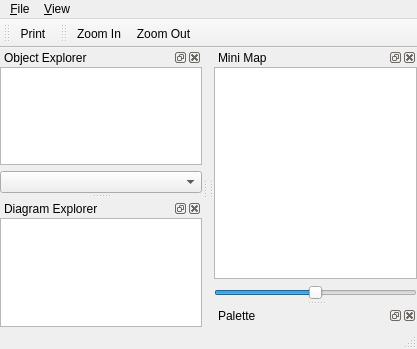
qreal/qreal, file branches/new-repo-experimenting/mainwindow/mainwindow.ui: the form before one commit.
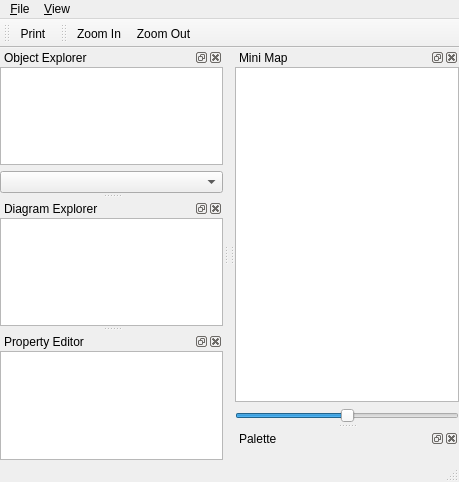
The form after the commit. Icons and pictures are not drawn. Custom widgets are drawn as their Qt base class.

Commit message: Property editor and series of interface fixes

```diff
--- a/branches/new-repo-experimenting/mainwindow/mainwindow.ui
+++ b/branches/new-repo-experimenting/mainwindow/mainwindow.ui
@@ -5,8 +5,8 @@
    <rect>
     <x>0</x>
     <y>0</y>
-    <width>417</width>
-    <height>349</height>
+    <width>459</width>
+    <height>482</height>
    </rect>
   </property>
   <property name="windowTitle" >
@@ -18,7 +18,7 @@
     <rect>
      <x>0</x>
      <y>0</y>
-     <width>417</width>
+     <width>459</width>
      <height>28</height>
     </rect>
    </property>
@@ -253,6 +253,43 @@
    <addaction name="actionZoom_In" />
    <addaction name="actionZoom_Out" />
   </widget>
+  <widget class="QDockWidget" name="propertyDock" >
+   <property name="windowTitle" >
+    <string>Property Editor</string>
+   </property>
+   <attribute name="dockWidgetArea" >
+    <number>1</number>
+   </attribute>
+   <widget class="QWidget" name="dockWidgetContents" >
+    <layout class="QVBoxLayout" >
+     <property name="spacing" >
+      <number>6</number>
+     </property>
+     <property name="leftMargin" >
+      <number>0</number>
+     </property>
+     <property name="topMargin" >
+      <number>0</number>
+     </property>
+     <property name="rightMargin" >
+      <number>0</number>
+     </property>
+     <property name="bottomMargin" >
+      <number>0</number>
+     </property>
+     <item>
+      <widget class="QTableView" name="propertyEditor" >
+       <property name="alternatingRowColors" >
+        <bool>true</bool>
+       </property>
+       <property name="showGrid" >
+        <bool>false</bool>
+       </property>
+      </widget>
+     </item>
+    </layout>
+   </widget>
+  </widget>
   <action name="actionQuit" >
    <property name="text" >
     <string>&amp;Quit</string>
```
Left out of the diff: 3 changed lines with no effect on the pictures. The commit also changes 9 other files.
